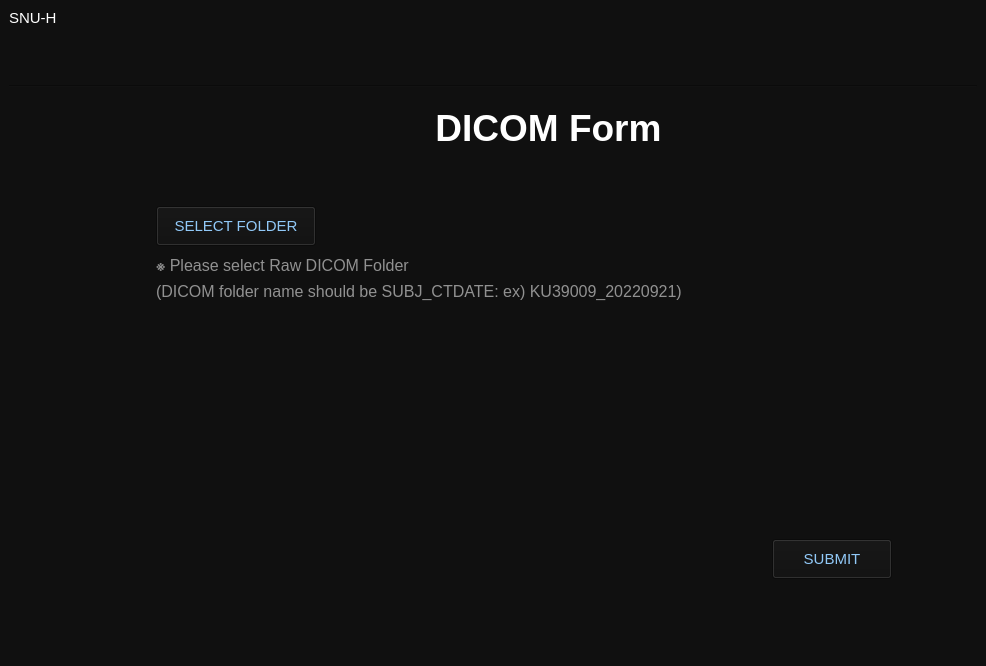
First picture: the form in mainWindow.ui, repository hanagertrudekim/DICOM_Anonymizer, before the edit.
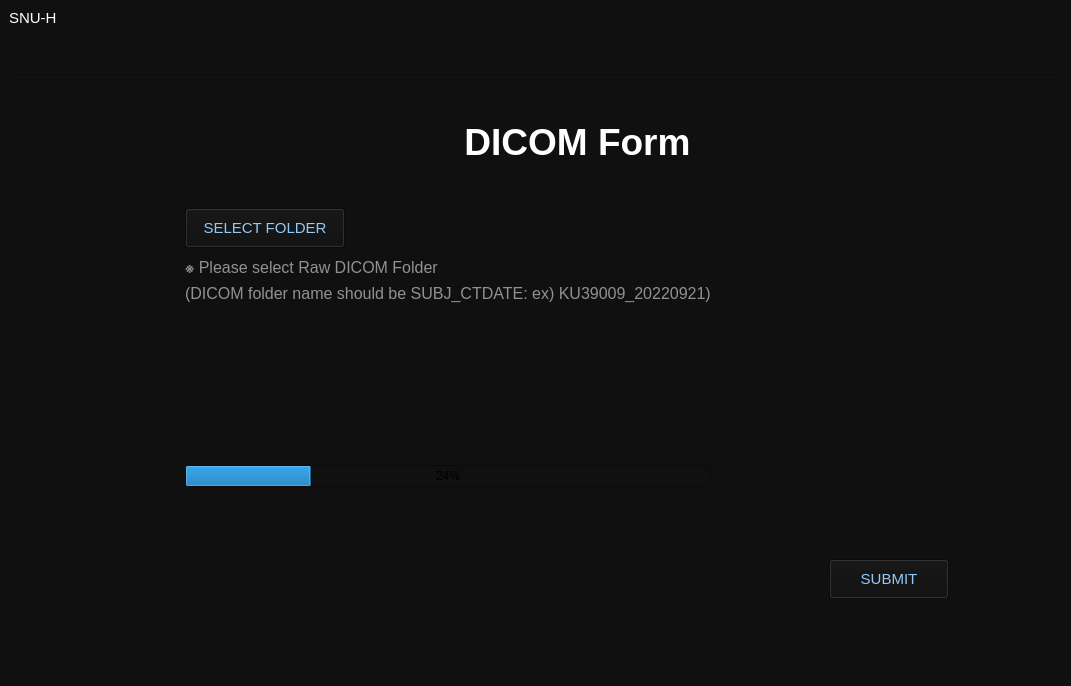
Second picture: the form after the edit.

Commit message: faat: add progress bar ui

What changed in the file:
```diff
--- a/mainWindow.ui
+++ b/mainWindow.ui
@@ -6,8 +6,8 @@
    <rect>
     <x>0</x>
     <y>0</y>
-    <width>986</width>
-    <height>666</height>
+    <width>1071</width>
+    <height>686</height>
    </rect>
   </property>
   <property name="windowTitle">
@@ -20,7 +20,104 @@
    <layout class="QGridLayout" name="gridLayout_3">
     <item row="0" column="0">
      <layout class="QGridLayout" name="gridLayout_2">
-      <item row="0" column="0" colspan="4">
+      <item row="19" column="0" colspan="5">
+       <widget class="QLabel" name="label_5">
+        <property name="sizePolicy">
+         <sizepolicy hsizetype="Preferred" vsizetype="Fixed">
+          <horstretch>0</horstretch>
+          <verstretch>0</verstretch>
+         </sizepolicy>
+        </property>
+        <property name="minimumSize">
+         <size>
+          <width>0</width>
+          <height>72</height>
+         </size>
+        </property>
+        <property name="text">
+         <string/>
+        </property>
+       </widget>
+      </item>
+      <item row="18" column="3" colspan="2" alignment="Qt::AlignHCenter">
+       <widget class="QPushButton" name="submitButton">
+        <property name="enabled">
+         <bool>true</bool>
+        </property>
+        <property name="sizePolicy">
+         <sizepolicy hsizetype="Fixed" vsizetype="Fixed">
+          <horstretch>0</horstretch>
+          <verstretch>0</verstretch>
+         </sizepolicy>
+        </property>
+        <property name="minimumSize">
+         <size>
+          <width>120</width>
+          <height>40</height>
+         </size>
+        </property>
+        <property name="font">
+         <font>
+          <family>.AppleSystemUIFont</family>
+          <pointsize>-1</pointsize>
+         </font>
+        </property>
+        <property name="cursor">
+         <cursorShape>PointingHandCursor</cursorShape>
+        </property>
+        <property name="styleSheet">
+         <string notr="true">background-color: #101010;
+font-size: 15px;
+color: #91C9F8;
+
+</string>
+        </property>
+        <property name="text">
+         <string>SUBMIT</string>
+        </property>
+       </widget>
+      </item>
+      <item row="8" column="1">
+       <widget class="QPushButton" name="selectButton">
+        <property name="sizePolicy">
+         <sizepolicy hsizetype="Fixed" vsizetype="Fixed">
+          <horstretch>0</horstretch>
+          <verstretch>0</verstretch>
+         </sizepolicy>
+        </property>
+        <property name="minimumSize">
+         <size>
+          <width>160</width>
+          <height>40</height>
+         </size>
+        </property>
+        <property name="cursor">
+         <cursorShape>PointingHandCursor</cursorShape>
+        </property>
+        <property name="styleSheet">
+         <string notr="true">background-color: #101010;
+font-size: 15px;
+color: #91C9F8;</string>
+        </property>
+        <property name="text">
+         <string>SELECT FOLDER</string>
+        </property>
+       </widget>
+      </item>
+      <item row="15" column="1" colspan="2">
+       <widget class="QProgressBar" name="progressBar">
+        <property name="minimumSize">
+         <size>
+          <width>0</width>
+          <height>0</height>
+         </size>
+        </property>
+        <property name="value">
+         <number>24</number>
+        </property>
+       </widget>
+      </item>
+      <item row="0" column="0" colspan="4" alignment="Qt::AlignLeft">
        <widget class="QLabel" name="header">
         <property name="sizePolicy">
          <sizepolicy hsizetype="Fixed" vsizetype="Fixed">
@@ -31,7 +128,7 @@
         <property name="minimumSize">
          <size>
           <width>60</width>
-          <height>70</height>
+          <height>60</height>
          </size>
         </property>
         <property name="accessibleDescription">
@@ -53,60 +150,7 @@
         </property>
        </widget>
       </item>
-      <item row="7" column="1" colspan="3">
-       <widget class="QLabel" name="label_4">
-        <property name="sizePolicy">
-         <sizepolicy hsizetype="Preferred" vsizetype="Fixed">
-          <horstretch>0</horstretch>
-          <verstretch>0</verstretch>
-         </sizepolicy>
-        </property>
-        <property name="minimumSize">
-         <size>
-          <width>0</width>
-          <height>30</height>
-         </size>
-        </property>
-        <property name="text">
-         <string/>
-        </property>
-       </widget>
-      </item>
-      <item row="15" column="1" colspan="2" alignment="Qt::AlignVCenter">
-       <widget class="QLabel" name="statusLabel">
-        <property name="sizePolicy">
-         <sizepolicy hsizetype="Preferred" vsizetype="Fixed">
-          <horstretch>0</horstretch>
-          <verstretch>0</verstretch>
-         </sizepolicy>
-        </property>
-        <property name="minimumSize">
-         <size>
-          <width>0</width>
-          <height>40</height>
-         </size>
-        </property>
-        <property name="maximumSize">
-         <size>
-          <width>16777215</width>
-          <height>40</height>
-         </size>
-        </property>
-        <property name="font">
-         <font>
-          <family>AppleGothic</family>
-          <italic>true</italic>
-         </font>
-        </property>
-        <property name="styleSheet">
-         <string notr="true">color: rgb(235, 235, 235);</string>
-        </property>
-        <property name="text">
-         <string/>
-        </property>
-       </widget>
-      </item>
-      <item row="11" column="1">
+      <item row="10" column="1">
        <widget class="QLabel" name="label_2">
         <property name="sizePolicy">
          <sizepolicy hsizetype="Preferred" vsizetype="Fixed">
@@ -127,128 +171,6 @@
         </property>
        </widget>
       </item>
-      <item row="16" column="3" colspan="2" alignment="Qt::AlignHCenter">
-       <widget class="QPushButton" name="submitButton">
-        <property name="enabled">
-         <bool>true</bool>
-        </property>
-        <property name="sizePolicy">
-         <sizepolicy hsizetype="Fixed" vsizetype="Fixed">
-          <horstretch>0</horstretch>
-          <verstretch>0</verstretch>
-         </sizepolicy>
-        </property>
-        <property name="minimumSize">
-         <size>
-          <width>120</width>
-          <height>40</height>
-         </size>
-        </property>
-        <property name="font">
-         <font>
-          <family>.AppleSystemUIFont</family>
-          <pointsize>-1</pointsize>
-         </font>
-        </property>
-        <property name="cursor">
-         <cursorShape>PointingHandCursor</cursorShape>
-        </property>
-        <property name="styleSheet">
-         <string notr="true">background-color: #101010;
-font-size: 15px;
-color: #91C9F8;
-
-</string>
-        </property>
-        <property name="text">
-         <string>SUBMIT</string>
-        </property>
-       </widget>
-      </item>
-      <item row="14" column="1" colspan="3">
-       <widget class="QLabel" name="folderPath">
-        <property name="sizePolicy">
-         <sizepolicy hsizetype="Preferred" vsizetype="Fixed">
-          <horstretch>0</horstretch>
-          <verstretch>150</verstretch>
-         </sizepolicy>
-        </property>
-        <property name="minimumSize">
-         <size>
-          <width>0</width>
-          <height>150</height>
-         </size>
-        </property>
-        <property name="baseSize">
-         <size>
-          <width>0</width>
-          <height>150</height>
-         </size>
-        </property>
-        <property name="font">
-         <font>
-          <pointsize>13</pointsize>
-         </font>
-        </property>
-        <property name="mouseTracking">
-         <bool>false</bool>
-        </property>
-        <property name="styleSheet">
-         <string notr="true">color: rgb(235, 235, 235);
-</string>
-        </property>
-        <property name="text">
-         <string/>
-        </property>
-        <property name="alignment">
-         <set>Qt::AlignLeading|Qt::AlignLeft|Qt::AlignTop</set>
-        </property>
-       </widget>
-      </item>
-      <item row="1" column="0" colspan="5">
-       <widget class="Line" name="line">
-        <property name="enabled">
-         <bool>true</bool>
-        </property>
-        <property name="sizePolicy">
-         <sizepolicy hsizetype="Minimum" vsizetype="Fixed">
-          <horstretch>1</horstretch>
-          <verstretch>0</verstretch>
-         </sizepolicy>
-        </property>
-        <property name="minimumSize">
-         <size>
-          <width>0</width>
-          <height>0</height>
-         </size>
-        </property>
-        <property name="styleSheet">
-         <string notr="true">color: white;</string>
-        </property>
-        <property name="orientation">
-         <enum>Qt::Horizontal</enum>
-        </property>
-       </widget>
-      </item>
-      <item row="17" column="0" colspan="5">
-       <widget class="QLabel" name="label_5">
-        <property name="sizePolicy">
-         <sizepolicy hsizetype="Preferred" vsizetype="Fixed">
-          <horstretch>0</horstretch>
-          <verstretch>0</verstretch>
-         </sizepolicy>
-        </property>
-        <property name="minimumSize">
-         <size>
-          <width>0</width>
-          <height>72</height>
-         </size>
-        </property>
-        <property name="text">
-         <string/>
-        </property>
-       </widget>
-      </item>
       <item row="6" column="2" alignment="Qt::AlignHCenter|Qt::AlignVCenter">
        <widget class="QLabel" name="Title">
         <property name="sizePolicy">
@@ -283,34 +205,7 @@
         </property>
        </widget>
       </item>
-      <item row="9" column="1">
-       <widget class="QPushButton" name="selectButton">
-        <property name="sizePolicy">
-         <sizepolicy hsizetype="Fixed" vsizetype="Fixed">
-          <horstretch>0</horstretch>
-          <verstretch>0</verstretch>
-         </sizepolicy>
-        </property>
-        <property name="minimumSize">
-         <size>
-          <width>160</width>
-          <height>40</height>
-         </size>
-        </property>
-        <property name="cursor">
-         <cursorShape>PointingHandCursor</cursorShape>
-        </property>
-        <property name="styleSheet">
-         <string notr="true">background-color: #101010;
-font-size: 15px;
-color: #91C9F8;</string>
-        </property>
-        <property name="text">
-         <string>SELECT FOLDER</string>
-        </property>
-       </widget>
-      </item>
-      <item row="13" column="1" colspan="2">
+      <item row="12" column="1" colspan="2">
        <widget class="QLabel" name="label_3">
         <property name="sizePolicy">
          <sizepolicy hsizetype="Preferred" vsizetype="Fixed">
@@ -331,6 +226,105 @@
         </property>
        </widget>
       </item>
+      <item row="1" column="0" colspan="5">
+       <widget class="Line" name="line">
+        <property name="enabled">
+         <bool>true</bool>
+        </property>
+        <property name="sizePolicy">
+         <sizepolicy hsizetype="Minimum" vsizetype="Fixed">
+          <horstretch>1</horstretch>
+          <verstretch>0</verstretch>
+         </sizepolicy>
+        </property>
+        <property name="minimumSize">
+         <size>
+          <width>0</width>
+          <height>0</height>
+         </size>
+        </property>
+        <property name="styleSheet">
+         <string notr="true">color: white;</string>
+        </property>
+        <property name="orientation">
+         <enum>Qt::Horizontal</enum>
+        </property>
+       </widget>
+      </item>
+      <item row="13" column="1" colspan="3">
+       <widget class="QLabel" name="folderPath">
+        <property name="sizePolicy">
+         <sizepolicy hsizetype="Preferred" vsizetype="Fixed">
+          <horstretch>0</horstretch>
+          <verstretch>0</verstretch>
+         </sizepolicy>
+        </property>
+        <property name="minimumSize">
+         <size>
+          <width>0</width>
+          <height>150</height>
+         </size>
+        </property>
+        <property name="baseSize">
+         <size>
+          <width>0</width>
+          <height>150</height>
+         </size>
+        </property>
+        <property name="font">
+         <font>
+          <pointsize>13</pointsize>
+         </font>
+        </property>
+        <property name="mouseTracking">
+         <bool>false</bool>
+        </property>
+        <property name="styleSheet">
+         <string notr="true">color: rgb(235, 235, 235);
+text-align: center;</string>
+        </property>
+        <property name="text">
+         <string/>
+        </property>
+        <property name="alignment">
+         <set>Qt::AlignLeading|Qt::AlignLeft|Qt::AlignTop</set>
+        </property>
+       </widget>
+      </item>
+      <item row="16" column="1" colspan="2">
+       <widget class="QLabel" name="statusLabel">
+        <property name="sizePolicy">
+         <sizepolicy hsizetype="Preferred" vsizetype="Fixed">
+          <horstretch>0</horstretch>
+          <verstretch>0</verstretch>
+         </sizepolicy>
+        </property>
+        <property name="minimumSize">
+         <size>
+          <width>0</width>
+          <height>60</height>
+         </size>
+        </property>
+        <property name="maximumSize">
+         <size>
+          <width>16777215</width>
+          <height>40</height>
+         </size>
+        </property>
+        <property name="font">
+         <font>
+          <family>AppleGothic</family>
+          <italic>true</italic>
+         </font>
+        </property>
+        <property name="styleSheet">
+         <string notr="true">color: rgb(235, 235, 235);</string>
+        </property>
+        <property name="text">
+         <string/>
+        </property>
+       </widget>
+      </item>
      </layout>
     </item>
    </layout>
```
The commit also changes 3 other files.
